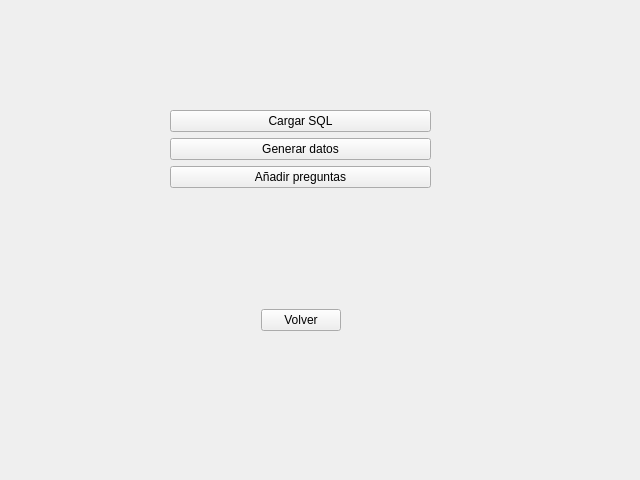
Above: sql_judge/view/qt_view/modify_scene_menu_view.ui from r4ulill0/gui_dbjudge before the change. Below: the same form after it.
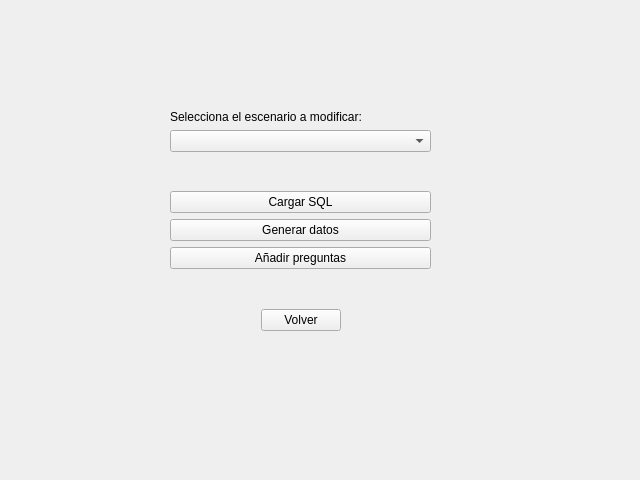
That is the form after the change.

Commit message: Added database combo box selector and signal to load it everytime the widget shows itself

```diff
--- a/sql_judge/view/qt_view/modify_scene_menu_view.ui
+++ b/sql_judge/view/qt_view/modify_scene_menu_view.ui
@@ -23,8 +23,8 @@
     </rect>
    </property>
    <layout class="QGridLayout" name="gridLayout">
-    <item row="4" column="0">
-     <spacer name="verticalSpacer">
+    <item row="2" column="0">
+     <spacer name="verticalSpacer_2">
       <property name="orientation">
        <enum>Qt::Vertical</enum>
       </property>
@@ -36,59 +36,82 @@
       </property>
      </spacer>
     </item>
-    <item row="2" column="0" colspan="3">
-     <widget class="QPushButton" name="generate_data_button">
-      <property name="text">
-       <string>Generar datos</string>
-      </property>
-     </widget>
-    </item>
     <item row="3" column="0" colspan="3">
-     <widget class="QPushButton" name="add_questions_button">
-      <property name="text">
-       <string>Añadir preguntas</string>
-      </property>
-     </widget>
-    </item>
-    <item row="0" column="0" colspan="3">
      <widget class="QPushButton" name="load_sql_button">
       <property name="text">
        <string>Cargar SQL</string>
       </property>
      </widget>
     </item>
-    <item row="5" column="1">
+    <item row="5" column="0" colspan="3">
+     <widget class="QPushButton" name="generate_data_button">
+      <property name="text">
+       <string>Generar datos</string>
+      </property>
+     </widget>
+    </item>
+    <item row="8" column="2">
+     <spacer name="horizontalSpacer_2">
+      <property name="orientation">
+       <enum>Qt::Horizontal</enum>
+      </property>
+      <property name="sizeHint" stdset="0">
+       <size>
+        <width>40</width>
+        <height>20</height>
+       </size>
+      </property>
+     </spacer>
+    </item>
+    <item row="8" column="0">
+     <spacer name="horizontalSpacer">
+      <property name="orientation">
+       <enum>Qt::Horizontal</enum>
+      </property>
+      <property name="sizeHint" stdset="0">
+       <size>
+        <width>40</width>
+        <height>20</height>
+       </size>
+      </property>
+     </spacer>
+    </item>
+    <item row="8" column="1">
      <widget class="QPushButton" name="return_button">
       <property name="text">
        <string>Volver</string>
       </property>
      </widget>
     </item>
-    <item row="5" column="0">
-     <spacer name="horizontalSpacer">
+    <item row="7" column="0">
+     <spacer name="verticalSpacer">
       <property name="orientation">
-       <enum>Qt::Horizontal</enum>
+       <enum>Qt::Vertical</enum>
       </property>
       <property name="sizeHint" stdset="0">
        <size>
-        <width>40</width>
-        <height>20</height>
+        <width>20</width>
+        <height>40</height>
        </size>
       </property>
      </spacer>
     </item>
-    <item row="5" column="2">
-     <spacer name="horizontalSpacer_2">
-      <property name="orientation">
-       <enum>Qt::Horizontal</enum>
+    <item row="6" column="0" colspan="3">
+     <widget class="QPushButton" name="add_questions_button">
+      <property name="text">
+       <string>Añadir preguntas</string>
       </property>
-      <property name="sizeHint" stdset="0">
-       <size>
-        <width>40</width>
-        <height>20</height>
-       </size>
+     </widget>
+    </item>
+    <item row="1" column="0" colspan="3">
+     <widget class="QComboBox" name="scene_combo_box"/>
+    </item>
+    <item row="0" column="0" colspan="3">
+     <widget class="QLabel" name="label">
+      <property name="text">
+       <string>Selecciona el escenario a modificar:</string>
       </property>
-     </spacer>
+     </widget>
     </item>
    </layout>
   </widget>
```
The commit also changes 4 other files.
